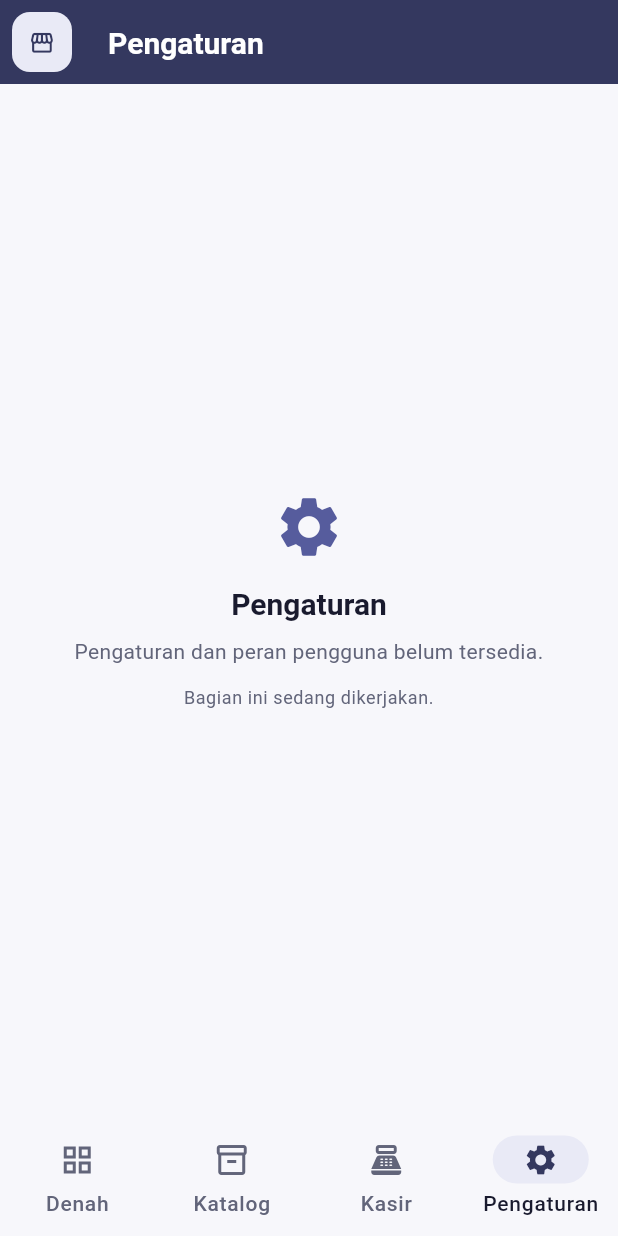
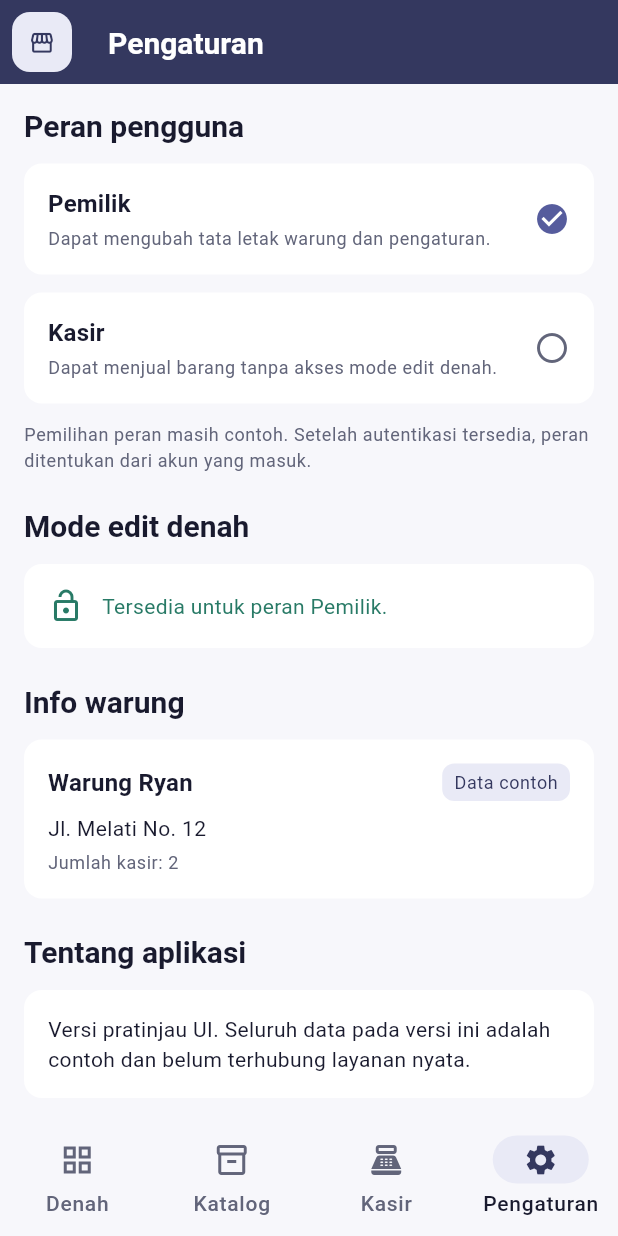
Before and after one commit to ZeaLIsHere/ryangunshop, a Flutter app: the AppShell screen opened by its route, item 4 of the bottom bar chosen, on a phone screen of 412 x 824 dp. Run offline on Flutter 3.47's test engine with Material 3 defaults, Android fonts, the phone set to English and light mode, and no system bars.

Commit message:
Tambah halaman pengaturan dan status peran
Mode edit terkunci untuk peran kasir dan info warung ditandai contoh.

```diff
--- a/mobile/lib/app/shell/app_shell.dart
+++ b/mobile/lib/app/shell/app_shell.dart
@@ -4,6 +4,7 @@ import '../../core/theme/app_spacing.dart';
 import '../../core/widgets/ryan_app_logo.dart';
 import '../../features/dashboard/model/dashboard_shortcut.dart';
 import '../../features/dashboard/view/dashboard_screen.dart';
+import '../../features/settings/view/settings_screen.dart';
 import 'shell_destination.dart';
 import 'shell_placeholder_view.dart';
 
@@ -44,9 +45,10 @@ class _AppShellState extends State<AppShell> {
     switch (destination) {
       case ShellDestination.floorPlan:
         return DashboardScreen(onShortcutSelected: _selectShortcut);
+      case ShellDestination.settings:
+        return const SettingsScreen();
       case ShellDestination.catalog:
       case ShellDestination.cashier:
-      case ShellDestination.settings:
         return ShellPlaceholderView(destination: destination);
     }
   }
--- a/mobile/lib/features/dashboard/view/dashboard_screen.dart
+++ b/mobile/lib/features/dashboard/view/dashboard_screen.dart
@@ -29,7 +29,7 @@ class DashboardScreen extends StatelessWidget {
           const SizedBox(height: AppSpacing.lg),
           Text(
             DashboardSample.shortcutsSectionTitle,
-            style: theme.textTheme.titleMedium,
+            style: theme.textTheme.headlineSmall,
           ),
           const SizedBox(height: AppSpacing.sm),
           for (final shortcut in DashboardSample.shortcuts) ...[
--- /dev/null
+++ b/mobile/lib/features/settings/model/store_profile.dart
@@ -0,0 +1,12 @@
+/// Profil warung yang ditampilkan pada halaman pengaturan.
+class StoreProfile {
+  const StoreProfile({
+    required this.name,
+    required this.address,
+    required this.cashierCount,
+  });
+
+  final String name;
+  final String address;
+  final int cashierCount;
+}
--- /dev/null
+++ b/mobile/lib/features/settings/sample/settings_sample.dart
@@ -0,0 +1,29 @@
+import '../model/store_profile.dart';
+
+/// Data contoh dan teks untuk halaman pengaturan.
+///
+/// Semua nilai di sini adalah contoh dan diberi penanda "Data contoh" pada layar.
+abstract final class SettingsSample {
+  static const StoreProfile storeProfile = StoreProfile(
+    name: 'Warung Ryan',
+    address: 'Jl. Melati No. 12',
+    cashierCount: 2,
+  );
+
+  static const String rolesSectionTitle = 'Peran pengguna';
+  static const String rolesSectionNote =
+      'Pemilihan peran masih contoh. Setelah autentikasi tersedia, peran ditentukan '
+      'dari akun yang masuk.';
+
+  static const String floorPlanAccessTitle = 'Mode edit denah';
+  static const String floorPlanAccessAllowed = 'Tersedia untuk peran Pemilik.';
+  static const String floorPlanAccessLocked = 'Terkunci untuk peran Kasir.';
+
+  static const String storeSectionTitle = 'Info warung';
+  static const String sampleBadge = 'Data contoh';
+
+  static const String aboutSectionTitle = 'Tentang aplikasi';
+  static const String aboutDescription =
+      'Versi pratinjau UI. Seluruh data pada versi ini adalah contoh dan belum '
+      'terhubung layanan nyata.';
+}
--- /dev/null
+++ b/mobile/lib/features/settings/view/settings_screen.dart
@@ -0,0 +1,245 @@
+import 'package:flutter/material.dart';
+
+import '../../../core/session/app_session.dart';
+import '../../../core/session/user_role.dart';
+import '../../../core/theme/app_colors.dart';
+import '../../../core/theme/app_radius.dart';
+import '../../../core/theme/app_spacing.dart';
+import '../../../core/widgets/app_card.dart';
+import '../model/store_profile.dart';
+import '../sample/settings_sample.dart';
+import '../view_model/settings_view_model.dart';
+
+/// Halaman pengaturan: peran pengguna, akses mode edit, dan info warung.
+class SettingsScreen extends StatefulWidget {
+  const SettingsScreen({super.key});
+
+  @override
+  State<SettingsScreen> createState() => _SettingsScreenState();
+}
+
+class _SettingsScreenState extends State<SettingsScreen> {
+  SettingsViewModel? _viewModel;
+
+  @override
+  void didChangeDependencies() {
+    super.didChangeDependencies();
+    _viewModel ??= SettingsViewModel(session: AppSessionScope.of(context));
+  }
+
+  @override
+  void dispose() {
+    _viewModel?.dispose();
+    super.dispose();
+  }
+
+  @override
+  Widget build(BuildContext context) {
+    final viewModel = _viewModel;
+    if (viewModel == null) {
+      return const SizedBox.shrink();
+    }
+    return ListenableBuilder(
+      listenable: viewModel,
+      builder: (context, _) => _SettingsContent(viewModel: viewModel),
+    );
+  }
+}
+
+class _SettingsContent extends StatelessWidget {
+  const _SettingsContent({required this.viewModel});
+
+  final SettingsViewModel viewModel;
+
+  @override
+  Widget build(BuildContext context) {
+    final theme = Theme.of(context);
+    return SingleChildScrollView(
+      padding: const EdgeInsets.all(AppSpacing.screen),
+      child: Column(
+        crossAxisAlignment: CrossAxisAlignment.stretch,
+        children: [
+          const _SectionTitle(text: SettingsSample.rolesSectionTitle),
+          const SizedBox(height: AppSpacing.sm),
+          for (final role in viewModel.roleOptions) ...[
+            _RoleOption(
+              role: role,
+              isSelected: role == viewModel.selectedRole,
+              onTap: () => viewModel.selectRole(role),
+            ),
+            const SizedBox(height: AppSpacing.sm),
+          ],
+          Text(
+            SettingsSample.rolesSectionNote,
+            style: theme.textTheme.bodySmall,
+          ),
+          const SizedBox(height: AppSpacing.lg),
+          const _SectionTitle(text: SettingsSample.floorPlanAccessTitle),
+          const SizedBox(height: AppSpacing.sm),
+          _FloorPlanAccessStatus(canEdit: viewModel.canEditFloorPlan),
+          const SizedBox(height: AppSpacing.lg),
+          const _SectionTitle(text: SettingsSample.storeSectionTitle),
+          const SizedBox(height: AppSpacing.sm),
+          _StoreProfileCard(profile: viewModel.storeProfile),
+          const SizedBox(height: AppSpacing.lg),
+          const _SectionTitle(text: SettingsSample.aboutSectionTitle),
+          const SizedBox(height: AppSpacing.sm),
+          AppCard(
+            child: Text(
+              SettingsSample.aboutDescription,
+              style: theme.textTheme.bodyMedium,
+            ),
+          ),
+        ],
+      ),
+    );
+  }
+}
+
+class _SectionTitle extends StatelessWidget {
+  const _SectionTitle({required this.text});
+
+  final String text;
+
+  @override
+  Widget build(BuildContext context) {
+    return Text(text, style: Theme.of(context).textTheme.headlineSmall);
+  }
+}
+
+/// Satu pilihan peran pengguna.
+///
+/// Keadaan terpilih disampaikan lewat ikon, teks, dan warna sekaligus.
+class _RoleOption extends StatelessWidget {
+  const _RoleOption({
+    required this.role,
+    required this.isSelected,
+    required this.onTap,
+  });
+
+  final UserRole role;
+  final bool isSelected;
+  final VoidCallback onTap;
+
+  @override
+  Widget build(BuildContext context) {
+    final theme = Theme.of(context);
+    return Semantics(
+      selected: isSelected,
+      button: true,
+      child: AppCard(
+        onTap: onTap,
+        child: Row(
+          children: [
+            Expanded(
+              child: Column(
+                crossAxisAlignment: CrossAxisAlignment.start,
+                children: [
+                  Text(role.label, style: theme.textTheme.titleMedium),
+                  const SizedBox(height: AppSpacing.xxs),
+                  Text(role.description, style: theme.textTheme.bodySmall),
+                ],
+              ),
+            ),
+            const SizedBox(width: AppSpacing.sm),
+            Icon(
+              isSelected ? Icons.check_circle : Icons.radio_button_unchecked,
+              color: isSelected ? AppColors.primary : AppColors.muted,
+            ),
+          ],
+        ),
+      ),
+    );
+  }
+}
+
+/// Status ketersediaan mode edit denah mengikuti peran yang aktif.
+class _FloorPlanAccessStatus extends StatelessWidget {
+  const _FloorPlanAccessStatus({required this.canEdit});
+
+  final bool canEdit;
+
+  @override
+  Widget build(BuildContext context) {
+    final theme = Theme.of(context);
+    final color = canEdit ? AppColors.success : AppColors.muted;
+    return AppCard(
+      child: Row(
+        children: [
+          Icon(
+            canEdit ? Icons.lock_open_outlined : Icons.lock_outline,
+            color: color,
+          ),
+          const SizedBox(width: AppSpacing.sm),
+          Expanded(
+            child: Text(
+              canEdit
+                  ? SettingsSample.floorPlanAccessAllowed
+                  : SettingsSample.floorPlanAccessLocked,
+              style: theme.textTheme.bodyMedium?.copyWith(color: color),
+            ),
+          ),
+        ],
+      ),
+    );
+  }
+}
+
+class _StoreProfileCard extends StatelessWidget {
+  const _StoreProfileCard({required this.profile});
+
+  final StoreProfile profile;
+
+  @override
+  Widget build(BuildContext context) {
+    final theme = Theme.of(context);
+    return AppCard(
+      child: Column(
+        crossAxisAlignment: CrossAxisAlignment.start,
+        children: [
+          Row(
+            children: [
+              Expanded(
+                child: Text(profile.name, style: theme.textTheme.titleMedium),
+              ),
+              const _SampleBadge(),
+            ],
+          ),
+          const SizedBox(height: AppSpacing.xs),
+          Text(profile.address, style: theme.textTheme.bodyMedium),
+          const SizedBox(height: AppSpacing.xxs),
+          Text(
+            'Jumlah kasir: ${profile.cashierCount}',
+            style: theme.textTheme.bodySmall,
+          ),
+        ],
+      ),
+    );
+  }
+}
+
+/// Penanda bahwa nilai di sekitarnya masih data contoh.
+class _SampleBadge extends StatelessWidget {
+  const _SampleBadge();
+
+  @override
+  Widget build(BuildContext context) {
+    final theme = Theme.of(context);
+    return Container(
+      padding: const EdgeInsets.symmetric(
+        horizontal: AppSpacing.xs,
+        vertical: AppSpacing.xxs,
+      ),
+      decoration: const BoxDecoration(
+        color: AppColors.primaryLight,
+        borderRadius: AppRadius.fixtureBorder,
+      ),
+      child: Text(
+        SettingsSample.sampleBadge,
+        style: theme.textTheme.bodySmall?.copyWith(
+          color: AppColors.primaryDark,
+        ),
+      ),
+    );
+  }
+}
--- /dev/null
+++ b/mobile/lib/features/settings/view_model/settings_view_model.dart
@@ -0,0 +1,34 @@
+import 'package:flutter/foundation.dart';
+
+import '../../../core/session/app_session.dart';
+import '../../../core/session/user_role.dart';
+import '../model/store_profile.dart';
+import '../sample/settings_sample.dart';
+
+/// Keadaan halaman pengaturan.
+///
+/// Peran dibaca dan diubah lewat [AppSession] supaya denah dan kasir memakai sumber
+/// yang sama, bukan salinan sendiri.
+class SettingsViewModel extends ChangeNotifier {
+  SettingsViewModel({required this.session}) {
+    session.addListener(notifyListeners);
+  }
+
+  final AppSession session;
+
+  UserRole get selectedRole => session.role;
+
+  bool get canEditFloorPlan => session.canEditFloorPlan;
+
+  List<UserRole> get roleOptions => UserRole.values;
+
+  StoreProfile get storeProfile => SettingsSample.storeProfile;
+
+  void selectRole(UserRole role) => session.selectRole(role);
+
+  @override
+  void dispose() {
+    session.removeListener(notifyListeners);
+    super.dispose();
+  }
+}
```
Also changed, not shown: 2 other files.
